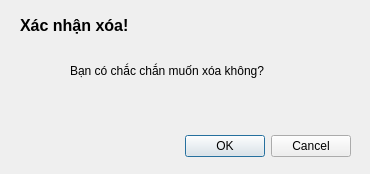
Before: the Qt Designer form Giao diện/Long - xác nhận xóa.ui in justnhan/NHOM-5_KTLTNC, drawn with Qt 5.
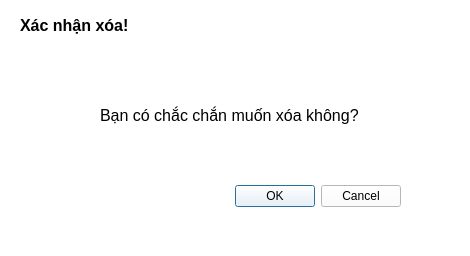
After: the same form once the commit is applied. Icons and pictures are not drawn.

```diff
--- a/Giao diện/Long - xác nhận xóa.ui
+++ b/Giao diện/Long - xác nhận xóa.ui
@@ -6,22 +6,30 @@
    <rect>
     <x>0</x>
     <y>0</y>
-    <width>370</width>
-    <height>174</height>
+    <width>470</width>
+    <height>256</height>
    </rect>
   </property>
   <property name="windowTitle">
    <string>THÔNG BÁO</string>
   </property>
+  <property name="styleSheet">
+   <string notr="true">background-color: rgb(255, 255, 255);</string>
+  </property>
   <widget class="QDialogButtonBox" name="buttonBox">
    <property name="geometry">
     <rect>
-     <x>10</x>
-     <y>130</y>
+     <x>60</x>
+     <y>180</y>
      <width>341</width>
      <height>32</height>
     </rect>
    </property>
+   <property name="font">
+    <font>
+     <pointsize>12</pointsize>
+    </font>
+   </property>
    <property name="orientation">
     <enum>Qt::Horizontal</enum>
    </property>
@@ -32,12 +40,17 @@
   <widget class="QLabel" name="label_7">
    <property name="geometry">
     <rect>
-     <x>70</x>
-     <y>50</y>
-     <width>211</width>
-     <height>41</height>
+     <x>100</x>
+     <y>90</y>
+     <width>341</width>
+     <height>51</height>
     </rect>
    </property>
+   <property name="font">
+    <font>
+     <pointsize>12</pointsize>
+    </font>
+   </property>
    <property name="text">
     <string>Bạn có chắc chắn muốn xóa không?</string>
    </property>
```
Left out of the diff: 37 changed lines with no effect on the pictures.
